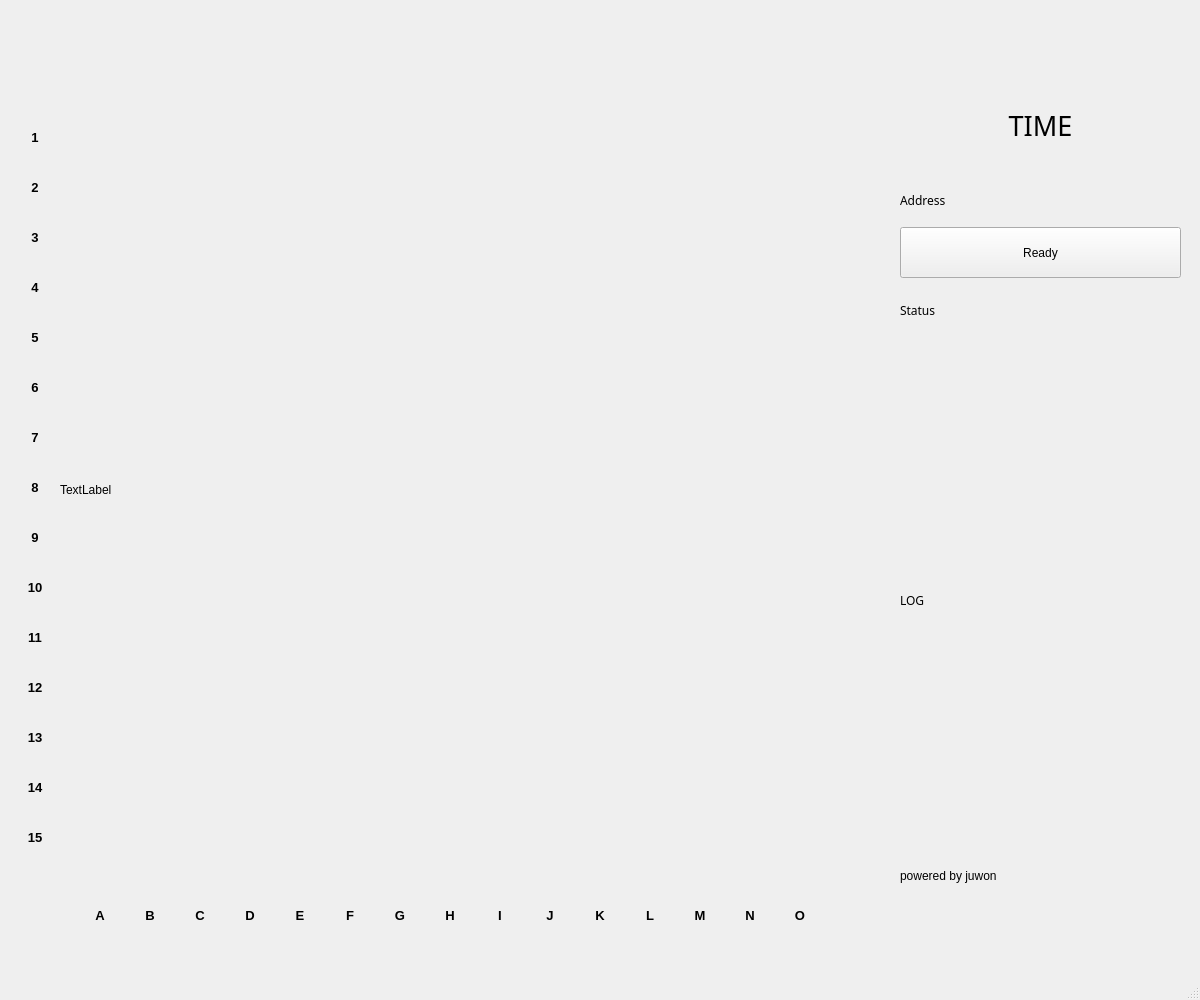
The window that gameWindow.ui (jujuwon/jumok) describes before a commit, drawn with Qt 5.
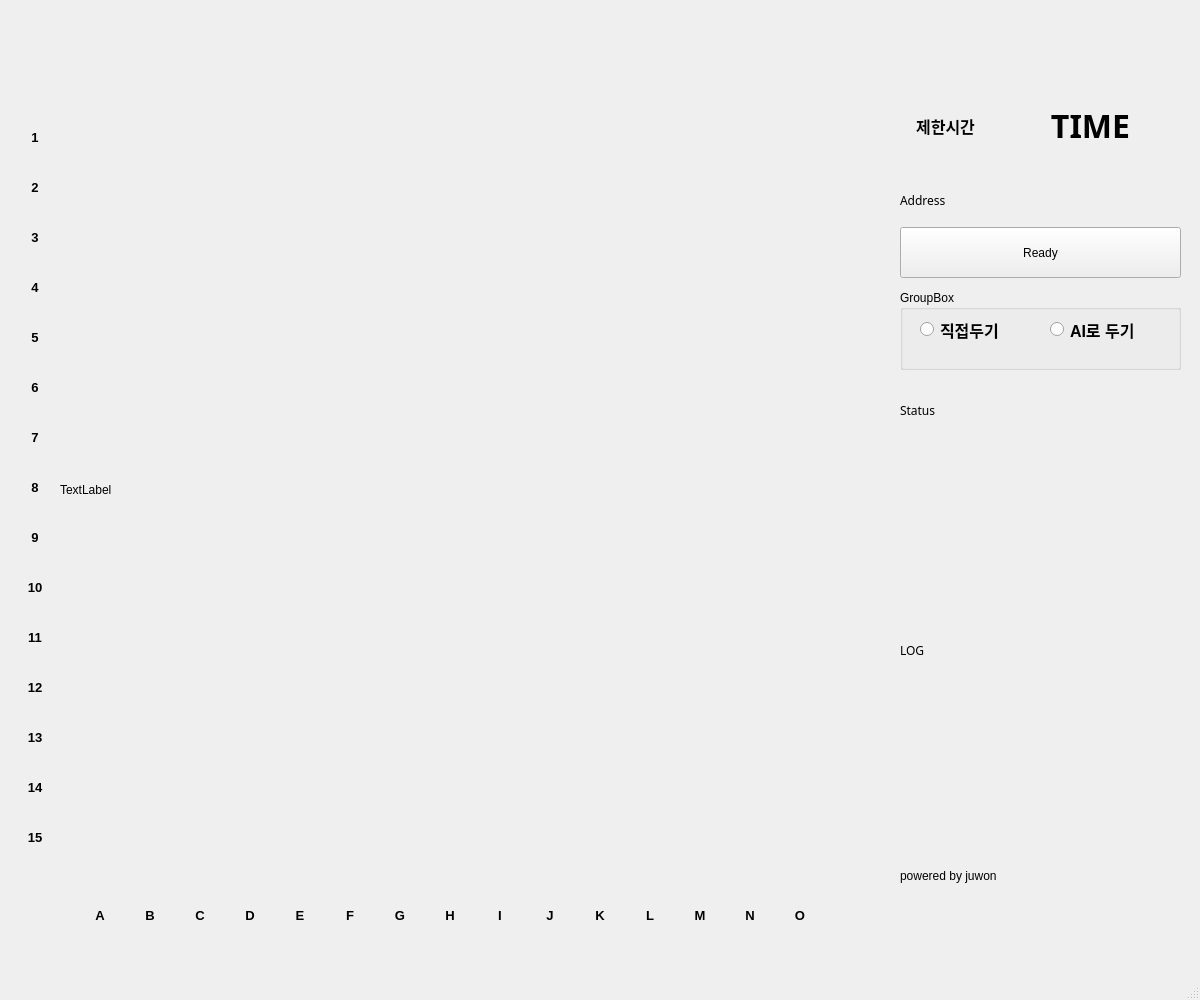
The same window after the commit.

What changed in the file:
```diff
--- a/gameWindow.ui
+++ b/gameWindow.ui
@@ -33,16 +33,18 @@
    <widget class="QLabel" name="timeLabel">
     <property name="geometry">
      <rect>
-      <x>900</x>
+      <x>1000</x>
       <y>80</y>
-      <width>281</width>
+      <width>181</width>
       <height>91</height>
      </rect>
     </property>
     <property name="font">
      <font>
       <family>Sans Serif</family>
-      <pointsize>20</pointsize>
+      <pointsize>24</pointsize>
+      <weight>75</weight>
+      <bold>true</bold>
      </font>
     </property>
     <property name="text">
@@ -56,9 +58,9 @@
     <property name="geometry">
      <rect>
       <x>900</x>
-      <y>350</y>
+      <y>450</y>
       <width>281</width>
-      <height>501</height>
+      <height>401</height>
      </rect>
     </property>
     <property name="font">
@@ -105,7 +107,7 @@
     <property name="geometry">
      <rect>
       <x>900</x>
-      <y>290</y>
+      <y>390</y>
       <width>281</width>
       <height>41</height>
      </rect>
@@ -6089,6 +6091,83 @@
      <set>Qt::AlignCenter</set>
     </property>
    </widget>
+   <widget class="QLabel" name="timeLabel_2">
+    <property name="geometry">
+     <rect>
+      <x>900</x>
+      <y>80</y>
+      <width>91</width>
+      <height>91</height>
+     </rect>
+    </property>
+    <property name="font">
+     <font>
+      <family>Sans Serif</family>
+      <pointsize>12</pointsize>
+      <weight>75</weight>
+      <bold>true</bold>
+     </font>
+    </property>
+    <property name="text">
+     <string>제한시간</string>
+    </property>
+    <property name="alignment">
+     <set>Qt::AlignCenter</set>
+    </property>
+   </widget>
+   <widget class="QGroupBox" name="rbGroup">
+    <property name="geometry">
+     <rect>
+      <x>900</x>
+      <y>290</y>
+      <width>281</width>
+      <height>80</height>
+     </rect>
+    </property>
+    <property name="title">
+     <string>GroupBox</string>
+    </property>
+    <widget class="QRadioButton" name="personRb">
+     <property name="geometry">
+      <rect>
+       <x>20</x>
+       <y>30</y>
+       <width>108</width>
+       <height>19</height>
+      </rect>
+     </property>
+     <property name="font">
+      <font>
+       <pointsize>12</pointsize>
+       <weight>75</weight>
+       <bold>true</bold>
+      </font>
+     </property>
+     <property name="text">
+      <string>직접두기</string>
+     </property>
+    </widget>
+    <widget class="QRadioButton" name="aiRb">
+     <property name="geometry">
+      <rect>
+       <x>150</x>
+       <y>30</y>
+       <width>108</width>
+       <height>19</height>
+      </rect>
+     </property>
+     <property name="font">
+      <font>
+       <pointsize>12</pointsize>
+       <weight>75</weight>
+       <bold>true</bold>
+      </font>
+     </property>
+     <property name="text">
+      <string>AI로 두기</string>
+     </property>
+    </widget>
+   </widget>
   </widget>
   <widget class="QMenuBar" name="menubar">
    <property name="geometry">
```
Left out of the diff: 2 changed lines with no effect on the pictures.
